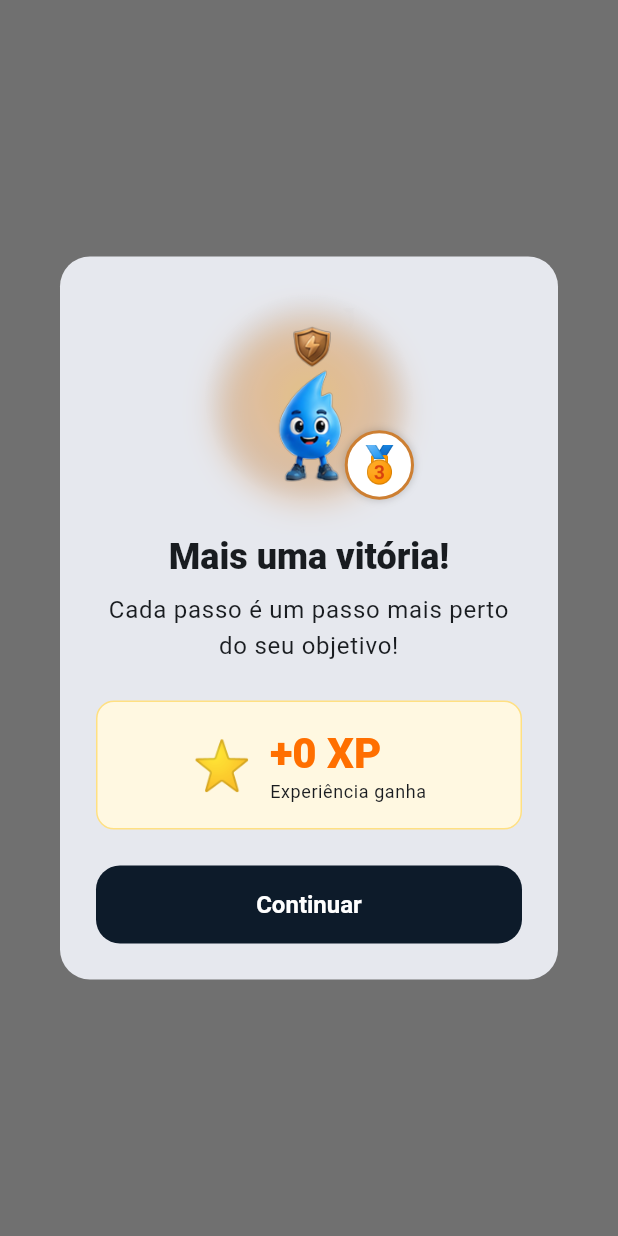
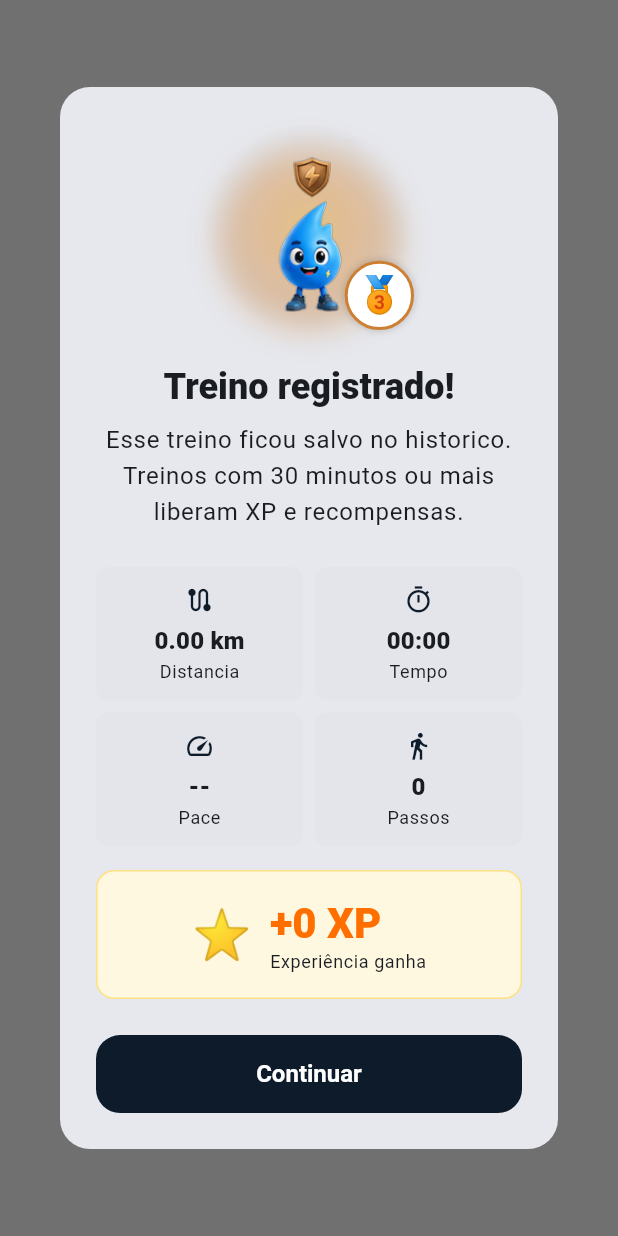
Before and after one commit to martinsantosric-boop/boratreinar, a Flutter app: what show() shows on an empty page, opened directly with empty values, on a phone screen of 412 x 824 dp. Run offline on Flutter 3.47's test engine with Material 3 defaults, Android fonts, the phone set to English and light mode, and no system bars; our stand-ins replace audioplayers, geolocator, pedometer, permission_handler, shared_preferences, supabase_flutter and 2 more; missing offline and left inert: dart:ui_web; accounts and stored records are empty; network calls fail.

Commit message:
Adiciona resumo pos-corrida

```diff
--- a/lib/screens/home_screen.dart
+++ b/lib/screens/home_screen.dart
@@ -150,10 +150,14 @@ class _HomeScreenState extends State<HomeScreen> {
         context,
         result,
         _gamificationState.currentLeague,
+        run,
       );
     } else {
-      ScaffoldMessenger.of(context).showSnackBar(
-        const SnackBar(content: Text('Corrida salva no historico.')),
+      await RewardsDialog.show(
+        context,
+        result,
+        _gamificationState.currentLeague,
+        run,
       );
     }
   }
--- a/lib/widgets/rewards_dialog.dart
+++ b/lib/widgets/rewards_dialog.dart
@@ -1,7 +1,9 @@
 import 'package:flutter/material.dart';
 
 import '../models/league.dart';
+import '../models/run_session.dart';
 import '../services/gamification_service.dart';
+import '../utils/run_formatters.dart';
 import 'bolt_widget.dart';
 
 class RewardsDialog extends StatelessWidget {
@@ -9,10 +11,12 @@ class RewardsDialog extends StatelessWidget {
     super.key,
     required this.result,
     required this.currentLeague,
+    required this.run,
   });
 
   final GamificationResult result;
   final League currentLeague;
+  final RunSession run;
 
   @override
   Widget build(BuildContext context) {
@@ -53,6 +57,10 @@ class RewardsDialog extends StatelessWidget {
 
               const SizedBox(height: 24),
 
+              _RunSummaryGrid(run: run),
+
+              const SizedBox(height: 16),
+
               // XP ganho
               Container(
                 padding: const EdgeInsets.all(16),
@@ -71,13 +79,11 @@ class RewardsDialog extends StatelessWidget {
                       children: [
                         Text(
                           '+${result.totalXpGained} XP',
-                          style: Theme.of(context)
-                              .textTheme
-                              .headlineMedium
+                          style: Theme.of(context).textTheme.headlineMedium
                               ?.copyWith(
-                            fontWeight: FontWeight.w900,
-                            color: Colors.amber.shade900,
-                          ),
+                                fontWeight: FontWeight.w900,
+                                color: Colors.amber.shade900,
+                              ),
                         ),
                         Text(
                           'Experiência ganha',
@@ -96,10 +102,7 @@ class RewardsDialog extends StatelessWidget {
                   padding: const EdgeInsets.all(16),
                   decoration: BoxDecoration(
                     gradient: LinearGradient(
-                      colors: [
-                        Colors.purple.shade100,
-                        Colors.blue.shade100,
-                      ],
+                      colors: [Colors.purple.shade100, Colors.blue.shade100],
                     ),
                     borderRadius: BorderRadius.circular(12),
                   ),
@@ -122,12 +125,8 @@ class RewardsDialog extends StatelessWidget {
                           const SizedBox(width: 12),
                           Text(
                             result.newLeague!.displayName,
-                            style: Theme.of(context)
-                                .textTheme
-                                .headlineSmall
-                                ?.copyWith(
-                              fontWeight: FontWeight.w900,
-                            ),
+                            style: Theme.of(context).textTheme.headlineSmall
+                                ?.copyWith(fontWeight: FontWeight.w900),
                           ),
                         ],
                       ),
@@ -152,9 +151,8 @@ class RewardsDialog extends StatelessWidget {
                       const SizedBox(width: 8),
                       Text(
                         '${result.newStreak} dias seguidos!',
-                        style: Theme.of(context).textTheme.titleMedium?.copyWith(
-                          fontWeight: FontWeight.bold,
-                        ),
+                        style: Theme.of(context).textTheme.titleMedium
+                            ?.copyWith(fontWeight: FontWeight.bold),
                       ),
                     ],
                   ),
@@ -282,6 +280,9 @@ class RewardsDialog extends StatelessWidget {
   }
 
   String _getTitle() {
+    if (!result.hasRewards) {
+      return 'Treino registrado!';
+    }
     if (result.leveledUp) {
       return 'Incrível! Você subiu de liga!';
     }
@@ -295,6 +296,9 @@ class RewardsDialog extends StatelessWidget {
   }
 
   String _getMessage() {
+    if (!result.hasRewards) {
+      return 'Esse treino ficou salvo no historico. Treinos com 30 minutos ou mais liberam XP e recompensas.';
+    }
     if (result.leveledUp) {
       return 'Continue assim e logo você estará no topo!';
     }
@@ -308,13 +312,99 @@ class RewardsDialog extends StatelessWidget {
     BuildContext context,
     GamificationResult result,
     League currentLeague,
+    RunSession run,
   ) {
     return showDialog(
       context: context,
       barrierDismissible: false,
-      builder: (_) => RewardsDialog(
-        result: result,
-        currentLeague: currentLeague,
+      builder: (_) =>
+          RewardsDialog(result: result, currentLeague: currentLeague, run: run),
+    );
+  }
+}
+
+class _RunSummaryGrid extends StatelessWidget {
+  const _RunSummaryGrid({required this.run});
+
+  final RunSession run;
+
+  @override
+  Widget build(BuildContext context) {
+    return GridView.count(
+      crossAxisCount: 2,
+      shrinkWrap: true,
+      physics: const NeverScrollableScrollPhysics(),
+      crossAxisSpacing: 8,
+      mainAxisSpacing: 8,
+      childAspectRatio: 1.55,
+      children: [
+        _SummaryTile(
+          label: 'Distancia',
+          value: formatDistance(run.distanceMeters),
+          icon: Icons.route,
+        ),
+        _SummaryTile(
+          label: 'Tempo',
+          value: formatDuration(run.duration),
+          icon: Icons.timer_outlined,
+        ),
+        _SummaryTile(
+          label: 'Pace',
+          value: formatPace(run.paceSecondsPerKm),
+          icon: Icons.speed,
+        ),
+        _SummaryTile(
+          label: 'Passos',
+          value: '${run.estimatedSteps}',
+          icon: Icons.directions_walk,
+        ),
+      ],
+    );
+  }
+}
+
+class _SummaryTile extends StatelessWidget {
+  const _SummaryTile({
+    required this.label,
+    required this.value,
+    required this.icon,
+  });
+
+  final String label;
+  final String value;
+  final IconData icon;
+
+  @override
+  Widget build(BuildContext context) {
+    final theme = Theme.of(context);
+
+    return Container(
+      padding: const EdgeInsets.all(12),
+      decoration: BoxDecoration(
+        color: theme.colorScheme.surfaceContainerHighest.withValues(alpha: 0.5),
+        borderRadius: BorderRadius.circular(8),
+      ),
+      child: Column(
+        mainAxisAlignment: MainAxisAlignment.center,
+        children: [
+          Icon(icon, color: theme.colorScheme.primary, size: 20),
+          const SizedBox(height: 6),
+          FittedBox(
+            fit: BoxFit.scaleDown,
+            child: Text(
+              value,
+              style: theme.textTheme.titleMedium?.copyWith(
+                fontWeight: FontWeight.w900,
+              ),
+            ),
+          ),
+          Text(
+            label,
+            maxLines: 1,
+            overflow: TextOverflow.ellipsis,
+            style: theme.textTheme.bodySmall,
+          ),
+        ],
       ),
     );
   }
```
Also changed, not shown: 1 other file.
